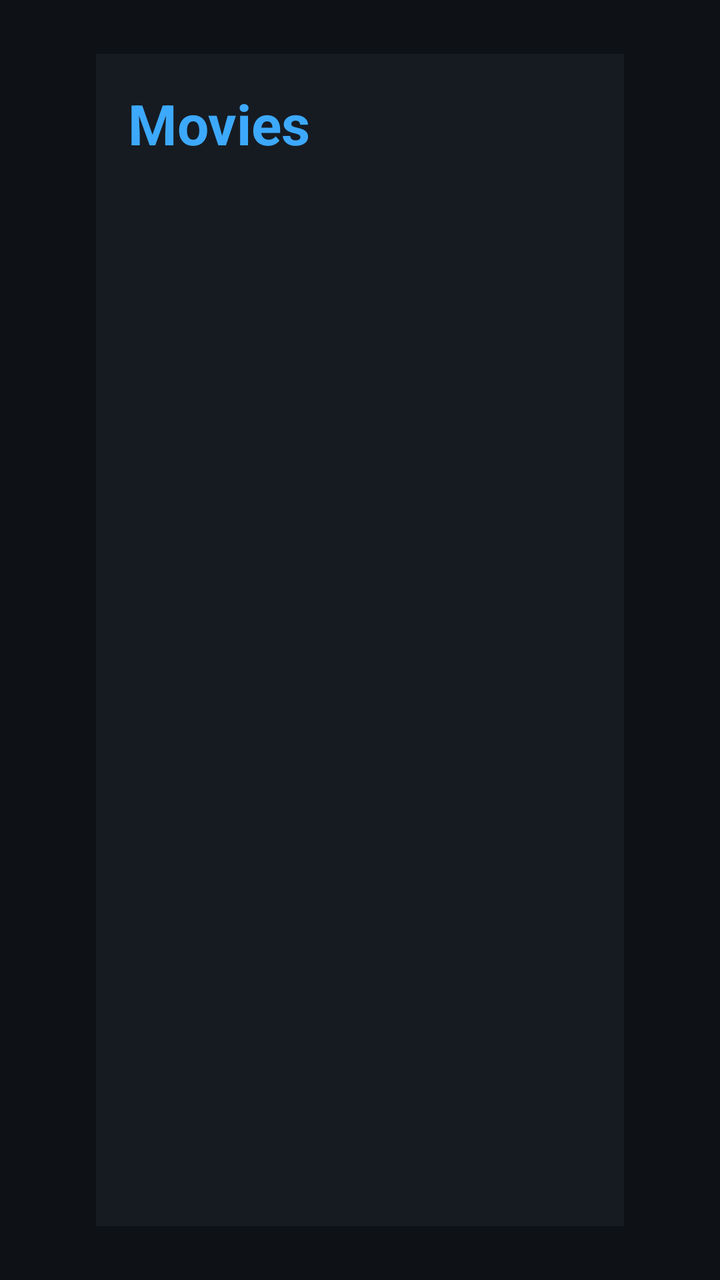
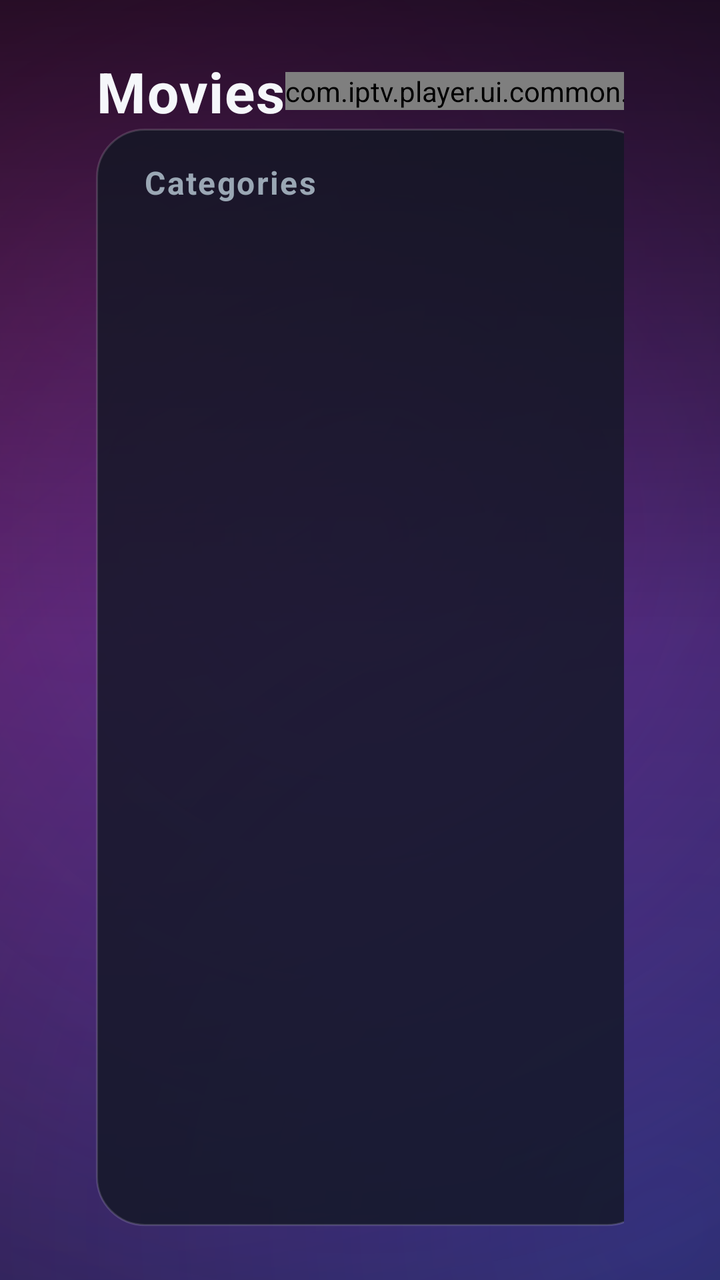

An Android layout rendered at two revisions. The XML below is the earlier revision; the diff shows what the commit changed to produce the second picture.
<!-- AndroidManifest.xml: application theme Theme.IptvPlayer -->
<!-- res/layout/activity_vod.xml -->
<?xml version="1.0" encoding="utf-8"?>
<androidx.constraintlayout.widget.ConstraintLayout
    xmlns:android="http://schemas.android.com/apk/res/android"
    xmlns:app="http://schemas.android.com/apk/res-auto"
    android:layout_width="match_parent"
    android:layout_height="match_parent"
    android:background="@color/bg_root"
    android:paddingHorizontal="@dimen/safe_area_h"
    android:paddingVertical="@dimen/safe_area_v">

    
    <LinearLayout
        android:id="@+id/categoryPanel"
        android:layout_width="@dimen/category_width"
        android:layout_height="0dp"
        android:orientation="vertical"
        android:background="@drawable/bg_panel"
        android:padding="@dimen/space_s"
        app:layout_constraintStart_toStartOf="parent"
        app:layout_constraintTop_toTopOf="parent"
        app:layout_constraintBottom_toBottomOf="parent">

        <TextView
            android:layout_width="match_parent"
            android:layout_height="wrap_content"
            android:text="@string/nav_movies"
            android:textColor="@color/accent"
            android:textSize="@dimen/text_title"
            android:textStyle="bold"
            android:padding="@dimen/space_s"
            android:layout_marginBottom="@dimen/space_s" />

        <androidx.recyclerview.widget.RecyclerView
            android:id="@+id/categoryList"
            android:layout_width="match_parent"
            android:layout_height="0dp"
            android:layout_weight="1"
            android:clipToPadding="false"
            android:focusable="false" />
    </LinearLayout>

    
    <LinearLayout
        android:id="@+id/contentPanel"
        android:layout_width="0dp"
        android:layout_height="0dp"
        android:orientation="vertical"
        android:layout_marginStart="@dimen/space_m"
        app:layout_constraintStart_toEndOf="@id/categoryPanel"
        app:layout_constraintEnd_toEndOf="parent"
        app:layout_constraintTop_toTopOf="parent"
        app:layout_constraintBottom_toBottomOf="parent">

        <EditText
            android:id="@+id/searchInput"
            style="@style/Widget.Iptv.Input"
            android:layout_width="match_parent"
            android:layout_height="wrap_content"
            android:hint="@string/search_hint"
            android:imeOptions="actionSearch"
            android:inputType="text"
            android:maxLines="1"
            android:layout_marginBottom="@dimen/space_s" />

        <FrameLayout
            android:layout_width="match_parent"
            android:layout_height="0dp"
            android:layout_weight="1">

            <androidx.recyclerview.widget.RecyclerView
                android:id="@+id/posterGrid"
                android:layout_width="match_parent"
                android:layout_height="match_parent"
                android:clipToPadding="false" />

            <TextView
                android:id="@+id/emptyState"
                android:layout_width="wrap_content"
                android:layout_height="wrap_content"
                android:layout_gravity="center"
                android:text="@string/empty_channels"
                android:textColor="@color/text_secondary"
                android:textSize="@dimen/text_body"
                android:visibility="gone" />
        </FrameLayout>
    </LinearLayout>
</androidx.constraintlayout.widget.ConstraintLayout>
<!-- resources referenced by this layout -->
<resources>
  <color name="accent">#3DA9FC</color>
  <color name="bg_root">#0E1116</color>
  <color name="text_secondary">#9AA7B4</color>
  <dimen name="category_width">280dp</dimen>
  <dimen name="safe_area_h">48dp</dimen>
  <dimen name="safe_area_v">27dp</dimen>
  <dimen name="space_m">16dp</dimen>
  <dimen name="space_s">8dp</dimen>
  <dimen name="text_body">20sp</dimen>
  <dimen name="text_title">28sp</dimen>
  <!-- drawable bg_panel (drawable) -->
  <?xml version="1.0" encoding="utf-8"?>
  <shape xmlns:android="http://schemas.android.com/apk/res/android" android:shape="rectangle">
      <solid android:color="@color/bg_panel" />
  </shape>
  <string name="empty_channels">Nothing here yet.</string>
  <string name="nav_movies">Movies</string>
  <string name="search_hint">Search…</string>
  <style name="Widget.Iptv.Input" parent="Widget.AppCompat.EditText">
          <item name="android:background">@drawable/bg_input</item>
          <item name="android:textColor">@color/text_primary</item>
          <item name="android:textColorHint">@color/text_muted</item>
          <item name="android:textSize">@dimen/text_body</item>
          <item name="android:padding">@dimen/space_m</item>
      </style>
  <color name="bg_panel">#161B22</color>
  <color name="text_primary">#F5F7FA</color>
  <color name="text_muted">#5B6877</color>
  <color name="bg_card_focused">#2A3340</color>
  <dimen name="card_radius">10dp</dimen>
  <dimen name="focus_stroke">2dp</dimen>
  <color name="focus_border">#3DA9FC</color>
  <color name="bg_card">#1C232D</color>
  <!-- unchanged entries left out for length: 2 -->
</resources>

<!-- the commit's change to res/layout/activity_vod.xml (unified diff, before → after) -->
@@ -4,9 +4,52 @@
     xmlns:app="http://schemas.android.com/apk/res-auto"
     android:layout_width="match_parent"
     android:layout_height="match_parent"
-    android:background="@color/bg_root"
+    android:background="@drawable/bg_login_aurora"
     android:paddingHorizontal="@dimen/safe_area_h"
     android:paddingVertical="@dimen/safe_area_v">
+
+    
+    <LinearLayout
+        android:id="@+id/navBar"
+        android:layout_width="0dp"
+        android:layout_height="wrap_content"
+        android:orientation="horizontal"
+        android:gravity="center_vertical"
+        android:layout_marginBottom="@dimen/space_m"
+        app:layout_constraintStart_toStartOf="parent"
+        app:layout_constraintEnd_toEndOf="parent"
+        app:layout_constraintTop_toTopOf="parent">
+
+        <TextView
+            android:layout_width="wrap_content"
+            android:layout_height="wrap_content"
+            android:text="@string/nav_movies"
+            android:textColor="@color/text_primary"
+            android:textSize="@dimen/text_title"
+            android:textStyle="bold"
+            android:letterSpacing="0.02" />
+
+        <Space
+            android:layout_width="0dp"
+            android:layout_height="wrap_content"
+            android:layout_weight="1" />
+
+        <com.iptv.player.ui.common.ClockView
+            android:id="@+id/clock"
+            android:layout_width="wrap_content"
+            android:layout_height="wrap_content"
+            android:textColor="@color/text_primary"
+            android:textSize="@dimen/text_title"
+            android:textStyle="bold" />
+
+        <TextView
+            android:id="@+id/dateText"
+            android:layout_width="wrap_content"
+            android:layout_height="wrap_content"
+            android:textColor="@color/text_secondary"
+            android:textSize="@dimen/text_body"
+            android:layout_marginStart="@dimen/space_m" />
+    </LinearLayout>
 
     
     <LinearLayout
@@ -14,20 +57,21 @@
         android:layout_width="@dimen/category_width"
         android:layout_height="0dp"
         android:orientation="vertical"
-        android:background="@drawable/bg_panel"
-        android:padding="@dimen/space_s"
+        android:background="@drawable/bg_glass_card"
+        android:padding="@dimen/space_m"
         app:layout_constraintStart_toStartOf="parent"
-        app:layout_constraintTop_toTopOf="parent"
+        app:layout_constraintTop_toBottomOf="@id/navBar"
         app:layout_constraintBottom_toBottomOf="parent">
 
         <TextView
             android:layout_width="match_parent"
             android:layout_height="wrap_content"
-            android:text="@string/nav_movies"
-            android:textColor="@color/accent"
-            android:textSize="@dimen/text_title"
+            android:text="@string/categories_title"
+            android:textColor="@color/text_secondary"
+            android:textSize="@dimen/text_caption"
             android:textStyle="bold"
-            android:padding="@dimen/space_s"
+            android:letterSpacing="0.05"
+            android:paddingHorizontal="@dimen/space_s"
             android:layout_marginBottom="@dimen/space_s" />
 
         <androidx.recyclerview.widget.RecyclerView
@@ -46,9 +90,11 @@
         android:layout_height="0dp"
         android:orientation="vertical"
         android:layout_marginStart="@dimen/space_m"
+        android:background="@drawable/bg_glass_card"
+        android:padding="@dimen/space_m"
         app:layout_constraintStart_toEndOf="@id/categoryPanel"
         app:layout_constraintEnd_toEndOf="parent"
-        app:layout_constraintTop_toTopOf="parent"
+        app:layout_constraintTop_toBottomOf="@id/navBar"
         app:layout_constraintBottom_toBottomOf="parent">
 
         <EditText
@@ -60,7 +106,7 @@
             android:imeOptions="actionSearch"
             android:inputType="text"
             android:maxLines="1"
-            android:layout_marginBottom="@dimen/space_s" />
+            android:layout_marginBottom="@dimen/space_m" />
 
         <FrameLayout
             android:layout_width="match_parent"
<!-- resource entries referenced after the edit -->
@@ -9,12 +9,67 @@
   <dimen name="space_m">16dp</dimen>
   <dimen name="space_s">8dp</dimen>
   <dimen name="text_body">20sp</dimen>
+  <dimen name="text_caption">16sp</dimen>
   <dimen name="text_title">28sp</dimen>
-  <!-- drawable bg_panel (drawable) -->
+  <!-- drawable bg_glass_card (drawable) -->
   <?xml version="1.0" encoding="utf-8"?>
   <shape xmlns:android="http://schemas.android.com/apk/res/android" android:shape="rectangle">
-      <solid android:color="@color/bg_panel" />
+      <solid android:color="@color/glass_card" />
+      <corners android:radius="24dp" />
+      <stroke android:width="1dp" android:color="@color/glass_stroke" />
   </shape>
+  <!-- drawable bg_login_aurora (drawable) -->
+  <?xml version="1.0" encoding="utf-8"?>
+  <layer-list xmlns:android="http://schemas.android.com/apk/res/android">
+      <item>
+          <shape android:shape="rectangle">
+              <solid android:color="@color/brand_cinematic" />
+          </shape>
+      </item>
+      <item>
+          <shape android:shape="rectangle">
+              <gradient
+                  android:type="radial"
+                  android:centerX="0.16"
+                  android:centerY="0.22"
+                  android:gradientRadius="760dp"
+                  android:startColor="#73FF2E9A"
+                  android:endColor="#00FF2E9A" />
+          </shape>
+      </item>
+      <item>
+          <shape android:shape="rectangle">
+              <gradient
+                  android:type="radial"
+                  android:centerX="0.92"
+                  android:centerY="0.96"
+                  android:gradientRadius="860dp"
+                  android:startColor="#5E3A6BFF"
+                  android:endColor="#003A6BFF" />
+          </shape>
+      </item>
+      <item>
+          <shape android:shape="rectangle">
+              <gradient
+                  android:type="radial"
+                  android:centerX="0.5"
+                  android:centerY="0.42"
+                  android:gradientRadius="520dp"
+                  android:startColor="#357B2FF7"
+                  android:endColor="#007B2FF7" />
+          </shape>
+      </item>
+      <item>
+          <shape android:shape="rectangle">
+              <gradient
+                  android:angle="90"
+                  android:startColor="#00000000"
+                  android:centerColor="#00000000"
+                  android:endColor="#99000000" />
+          </shape>
+      </item>
+  </layer-list>
+  <string name="categories_title">Categories</string>
   <string name="empty_channels">Nothing here yet.</string>
   <string name="nav_movies">Movies</string>
   <string name="search_hint">Search…</string>
@@ -25,7 +80,9 @@
           <item name="android:textSize">@dimen/text_body</item>
           <item name="android:padding">@dimen/space_m</item>
       </style>
-  <color name="bg_panel">#161B22</color>
+  <color name="glass_card">#CC121723</color>
+  <color name="glass_stroke">#26FFFFFF</color>
+  <color name="brand_cinematic">#07090F</color>
   <color name="text_primary">#F5F7FA</color>
   <color name="text_muted">#5B6877</color>
   <color name="bg_card_focused">#2A3340</color>
